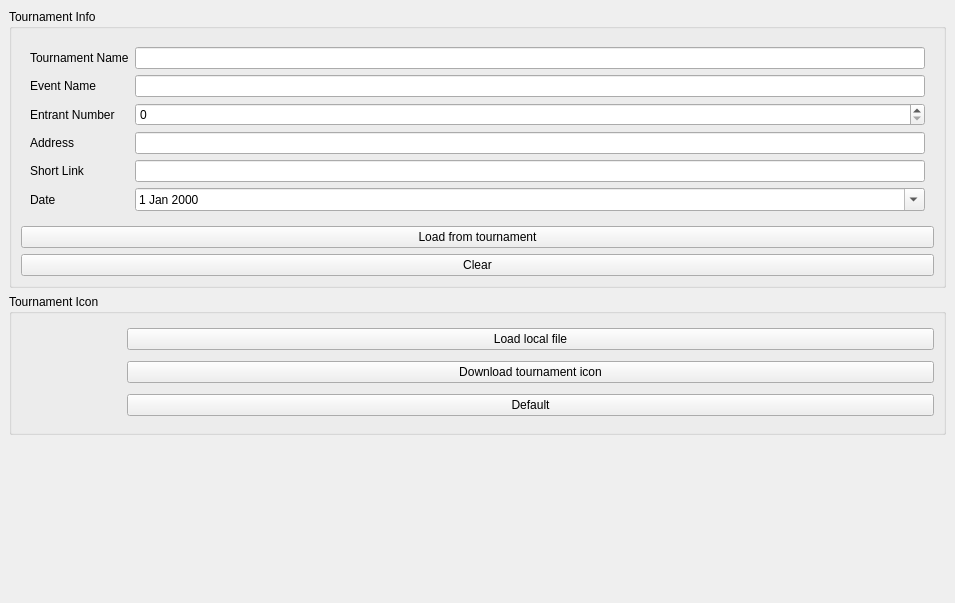
Before: the Qt Designer form src/layout/TSHTournamentInfo.ui in yuya-tagu/Autona, drawn with Qt 5.
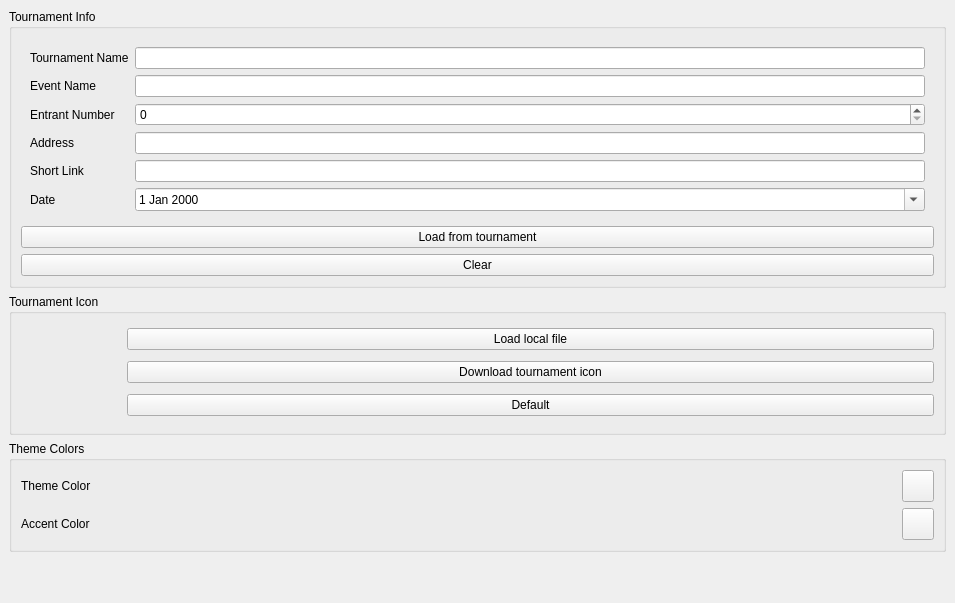
After: the same form once the commit is applied.

Patch:
```diff
--- a/src/layout/TSHTournamentInfo.ui
+++ b/src/layout/TSHTournamentInfo.ui
@@ -203,6 +203,49 @@
       </layout>
      </widget>
     </item>
+    <item>
+     <widget class="QGroupBox" name="groupBox_3">
+      <property name="title">
+       <string>Theme Colors</string>
+      </property>
+      <layout class="QGridLayout" name="gridLayout_3">
+       <item row="0" column="0">
+        <widget class="QLabel" name="label_theme_color">
+         <property name="text">
+          <string>Theme Color</string>
+         </property>
+        </widget>
+       </item>
+       <item row="0" column="1">
+        <widget class="QToolButton" name="btThemeColor">
+         <property name="minimumSize">
+          <size>
+           <width>32</width>
+           <height>32</height>
+          </size>
+         </property>
+        </widget>
+       </item>
+       <item row="1" column="0">
+        <widget class="QLabel" name="label_accent_color">
+         <property name="text">
+          <string>Accent Color</string>
+         </property>
+        </widget>
+       </item>
+       <item row="1" column="1">
+        <widget class="QToolButton" name="btAccentColor">
+         <property name="minimumSize">
+          <size>
+           <width>32</width>
+           <height>32</height>
+          </size>
+         </property>
+        </widget>
+       </item>
+      </layout>
+     </widget>
+    </item>
     <item>
      <spacer name="verticalSpacer">
       <property name="orientation">
```
